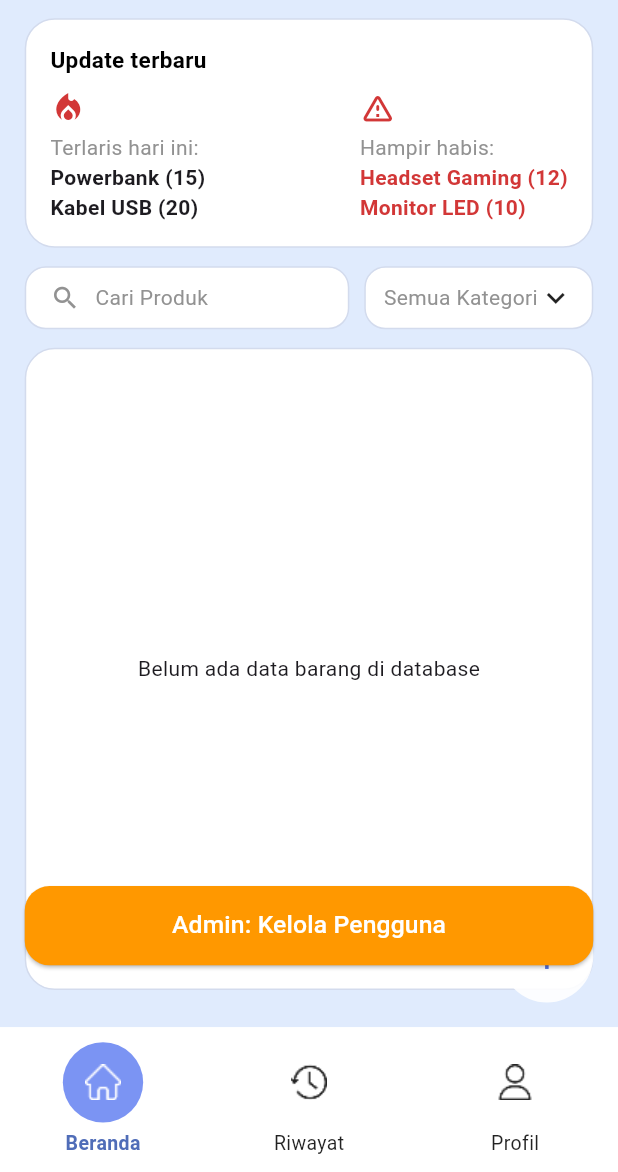
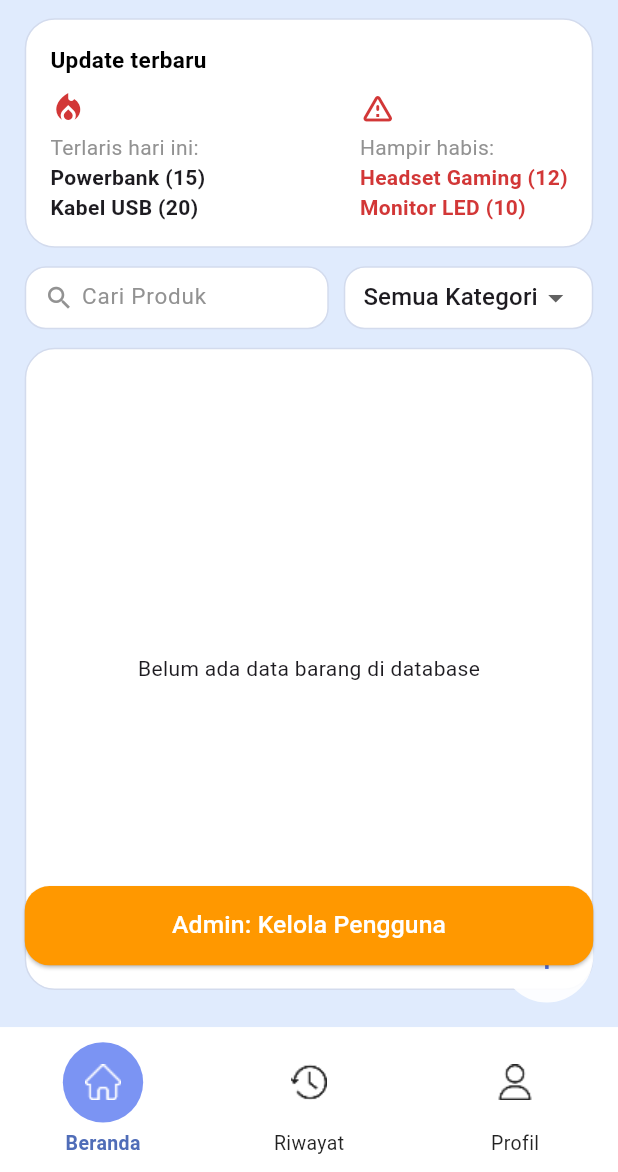
Before and after one commit to OrionZ12/StockFlow-tubes, a Flutter app: the HomeScreen screen opened by its route, on a phone screen of 412 x 824 dp, the part 64-1236 px from its top. Run offline on Flutter 3.47's test engine with Material 3 defaults, Android fonts, the phone set to English and light mode, and no system bars; our stand-ins replace cloud_firestore, firebase_auth, firebase_core, go_router, google_sign_in; accounts and stored records are empty; Roboto replaces fonts that are missing (RobotoSerif).

Commit message:
Membuat widget Search bisa digunakan

```diff
--- a/lib/screen/home_screen.dart
+++ b/lib/screen/home_screen.dart
@@ -1,10 +1,11 @@
+import 'package:firebase_auth/firebase_auth.dart';
 import 'package:flutter/material.dart';
 import 'package:provider/provider.dart';
 import 'package:cloud_firestore/cloud_firestore.dart';
 import 'package:go_router/go_router.dart';
 import '../config/routes.dart';
 
-import '../provider/auth_provider.dart';
+import '../provider/auth_provider.dart' as myAuth;
 import '../theme/app_colors.dart';
 
 // Widgets
@@ -22,6 +23,10 @@ class HomeScreen extends StatefulWidget {
 }
 
 class _HomeScreenState extends State<HomeScreen> {
+  String searchText = "";
+  String selectedCategory = "Semua Kategori";
+  List<String> kategoriList = [];
+
   bool showRoleButton = true;
 
   @override
@@ -35,6 +40,19 @@ class _HomeScreenState extends State<HomeScreen> {
         });
       }
     });
+  }
+
+  Future<void> _loadCategories() async {
+  final uid = FirebaseAuth.instance.currentUser!.uid;
+  final doc =
+      await FirebaseFirestore.instance.collection("users").doc(uid).get();
+
+  if (doc.exists && doc.data()!.containsKey("categories")) {
+    kategoriList = List<String>.from(doc["categories"]);
+    kategoriList.sort((a, b) => a.compareTo(b)); // 🔥 sort A–Z
+  }
+
+  setState(() {});
 }
 
   // ⬇ Popup Back Button
@@ -68,7 +86,7 @@ class _HomeScreenState extends State<HomeScreen> {
     final w = screen.width;
     final h = screen.height;
 
-    final auth = context.watch<AuthProvider>();
+    final auth = context.watch<myAuth.AuthProvider>();
     final role = auth.role;
 
     return WillPopScope(
@@ -94,7 +112,15 @@ class _HomeScreenState extends State<HomeScreen> {
                     const UpdateSection(),
                     SizedBox(height: h * 0.015),
 
-                    const SearchSection(),
+                    SearchSection(
+                      kategoriList: kategoriList,
+                      onSearchChanged: (value) {
+                        setState(() => searchText = value.toLowerCase());
+                      },
+                      onCategoryChanged: (value) {
+                        setState(() => selectedCategory = value);
+                      },
+                    ),
                     SizedBox(height: h * 0.015),
 
                     // ==============================
--- a/lib/widget/search_section.dart
+++ b/lib/widget/search_section.dart
@@ -2,31 +2,54 @@ import 'package:flutter/material.dart';
 import '../theme/app_colors.dart';
 
 class SearchSection extends StatelessWidget {
-  const SearchSection({super.key});
+  final Function(String) onSearchChanged;
+  final Function(String) onCategoryChanged;
+  final List<String> kategoriList;
+
+  const SearchSection({
+    super.key,
+    required this.onSearchChanged,
+    required this.onCategoryChanged,
+    required this.kategoriList,
+  });
 
   @override
   Widget build(BuildContext context) {
     return Row(
       children: [
+        // ================== INPUT SEARCH ====================
         Expanded(
           child: Container(
             height: 42,
-            padding: const EdgeInsets.symmetric(horizontal: 16),
+            padding: const EdgeInsets.symmetric(horizontal: 12),
             decoration: BoxDecoration(
               color: Colors.white,
               borderRadius: BorderRadius.circular(14),
               border: Border.all(color: AppColors.softBorder),
             ),
-            child: const Row(
+            child: Row(
               children: [
-                Icon(Icons.search, size: 20, color: AppColors.textMuted),
-                SizedBox(width: 10),
-                Text("Cari Produk", style: TextStyle(color: AppColors.textMuted)),
+                const Icon(Icons.search, size: 20, color: AppColors.textMuted),
+                const SizedBox(width: 5),
+                Expanded(
+                  child: TextField(
+                    decoration: const InputDecoration(
+                      hintText: "Cari Produk",
+                      hintStyle: TextStyle(color: AppColors.textMuted, fontSize: 15),
+                      border: InputBorder.none,
+                      contentPadding: EdgeInsets.only(bottom: 10),
+                    ),
+                    onChanged: onSearchChanged,
+                  ),
+                ),
               ],
             ),
           ),
         ),
+
         const SizedBox(width: 10),
+
+        // =============== DROPDOWN KATEGORI ==================
         Container(
           height: 42,
           padding: const EdgeInsets.symmetric(horizontal: 12),
@@ -35,11 +58,21 @@ class SearchSection extends StatelessWidget {
             borderRadius: BorderRadius.circular(14),
             border: Border.all(color: AppColors.softBorder),
           ),
-          child: const Row(
-            children: [
-              Text("Semua Kategori", style: TextStyle(color: AppColors.textMuted)),
-              Icon(Icons.keyboard_arrow_down),
-            ],
+          child: DropdownButtonHideUnderline(
+            child: DropdownButton<String>(
+              value: "Semua Kategori",
+              items: [
+                const DropdownMenuItem(
+                  value: "Semua Kategori",
+                  child: Text("Semua Kategori"),
+                ),
+                ...kategoriList.map((cat) => DropdownMenuItem(
+                      value: cat,
+                      child: Text(cat),
+                    )),
+              ],
+              onChanged: (value) => onCategoryChanged(value!),
+            ),
           ),
         ),
       ],
```
Lines whose indentation alone changed are shown as unchanged.
